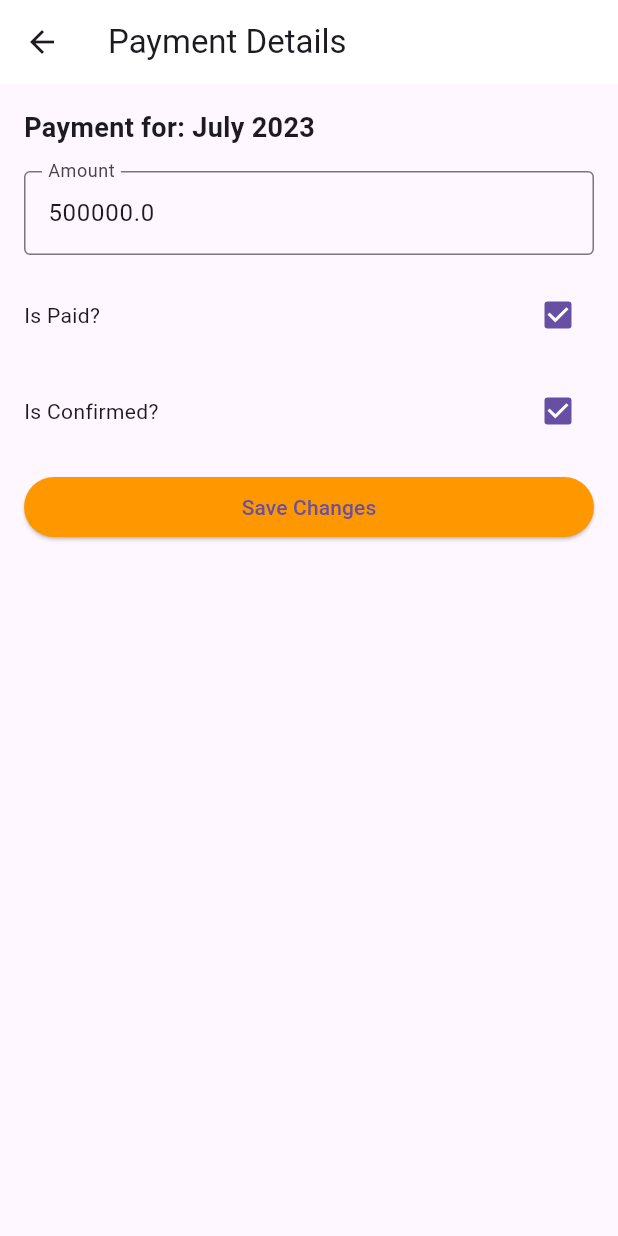
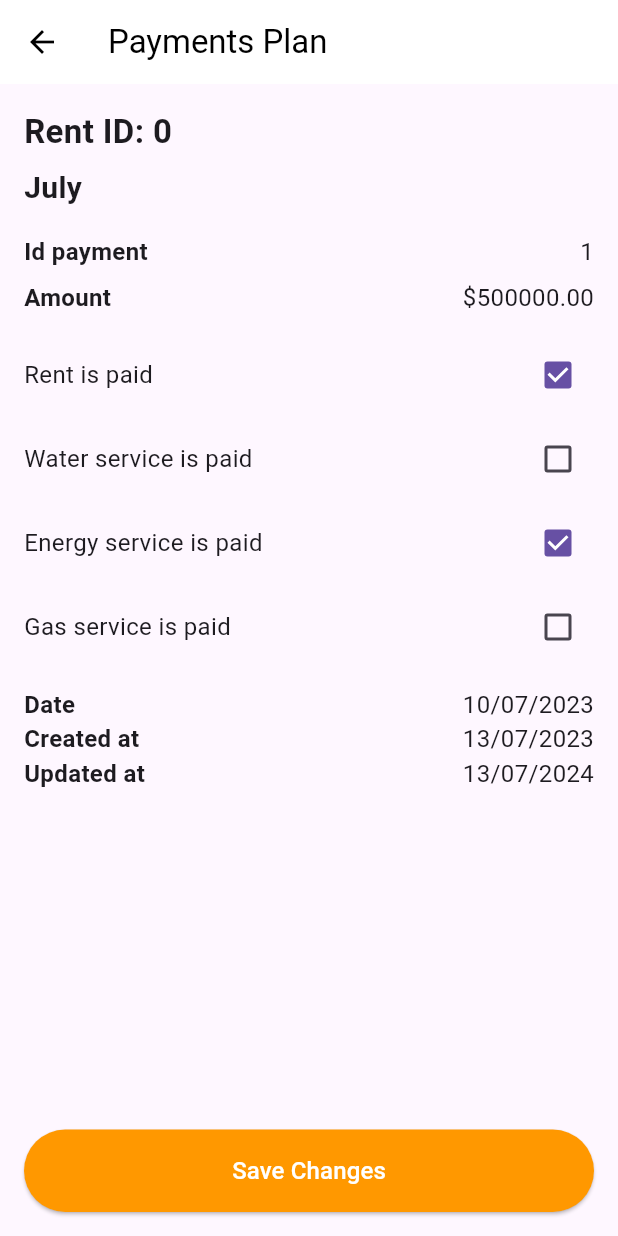
Before and after one commit to castrodiegoa/prometheus_app, a Flutter app: the PaymentMonthDetail screen opened directly with sample values from the repository, on a phone screen of 412 x 824 dp. Run offline on Flutter 3.47's test engine with Material 3 defaults, Android fonts, the phone set to English and light mode, and no system bars; our stand-ins replace cloud_firestore, firebase_auth, firebase_core, get, get_storage; accounts and stored records are empty.

```diff
--- a/lib/database/mock_data.dart
+++ b/lib/database/mock_data.dart
@@ -1,4 +1,3 @@
-// mock_data.dart
 class Payment {
   final int id;
   final DateTime date;
@@ -8,6 +7,8 @@ class Payment {
   final bool isEnergyPaid;
   final bool isGasPaid;
   final int idRent;
+  final DateTime createdAt;
+  final DateTime updatedAt;
 
   Payment({
     required this.id,
@@ -18,6 +19,8 @@ class Payment {
     required this.isEnergyPaid,
     required this.isGasPaid,
     required this.idRent,
+    required this.createdAt,
+    required this.updatedAt,
   });
 }
 
@@ -31,6 +34,8 @@ List<Payment> payments = [
     isEnergyPaid: true,
     isGasPaid: false,
     idRent: 90410,
+    createdAt: DateTime(2023, 7, 13), // Fecha de creación
+    updatedAt: DateTime(2024, 7, 13), // Fecha de actualización
   ),
   Payment(
     id: 2,
@@ -41,6 +46,8 @@ List<Payment> payments = [
     isEnergyPaid: false,
     isGasPaid: false,
     idRent: 90412,
+    createdAt: DateTime(2023, 9, 20), // Fecha de creación
+    updatedAt: DateTime(2024, 9, 20), // Fecha de actualización
   ),
   Payment(
     id: 3,
@@ -51,5 +58,7 @@ List<Payment> payments = [
     isEnergyPaid: true,
     isGasPaid: true,
     idRent: 90415,
+    createdAt: DateTime(2023, 12, 25), // Fecha de creación
+    updatedAt: DateTime(2024, 12, 25), // Fecha de actualización
   ),
 ];
--- a/lib/pages/payment_month_detail_3.dart
+++ b/lib/pages/payment_month_detail_3.dart
@@ -4,8 +4,11 @@ import 'package:prometheus_app/database/mock_data.dart';
 
 class PaymentMonthDetail extends StatefulWidget {
   final Payment payment;
+  final int rentId;
 
-  const PaymentMonthDetail({Key? key, required this.payment}) : super(key: key);
+  const PaymentMonthDetail(
+      {Key? key, required this.payment, required this.rentId})
+      : super(key: key);
 
   @override
   _PaymentMonthDetailState createState() => _PaymentMonthDetailState();
@@ -13,15 +16,19 @@ class PaymentMonthDetail extends StatefulWidget {
 
 class _PaymentMonthDetailState extends State<PaymentMonthDetail> {
   late double amount;
-  late bool isPaid;
-  late bool isConfirmed;
+  late bool rentPaid;
+  late bool waterPaid;
+  late bool energyPaid;
+  late bool gasPaid;
 
   @override
   void initState() {
     super.initState();
     amount = widget.payment.amount;
-    isPaid = widget.payment.isRentPaid;
-    isConfirmed = widget.payment.isEnergyPaid;
+    rentPaid = widget.payment.isRentPaid;
+    waterPaid = widget.payment.isWaterPaid;
+    energyPaid = widget.payment.isEnergyPaid;
+    gasPaid = widget.payment.isGasPaid;
   }
 
   @override
@@ -34,8 +41,9 @@ class _PaymentMonthDetailState extends State<PaymentMonthDetail> {
             Navigator.pop(context);
           },
         ),
-        title: const Text('Payment Details'),
+        title: const Text('Payments Plan'),
         backgroundColor: Colors.white,
+        foregroundColor: Colors.black,
         elevation: 0,
       ),
       body: SafeArea(
@@ -44,78 +52,84 @@ class _PaymentMonthDetailState extends State<PaymentMonthDetail> {
           child: Column(
             crossAxisAlignment: CrossAxisAlignment.start,
             children: [
+              // Rent ID and Month
               Text(
-                'Payment for: ${DateFormat('MMMM yyyy').format(widget.payment.date)}',
+                'Rent ID: ${widget.rentId}',
                 style: const TextStyle(
-                    fontWeight: FontWeight.bold, fontSize: 18.0),
+                    fontWeight: FontWeight.bold, fontSize: 22.0),
+              ),
+              const SizedBox(height: 8.0),
+              Text(
+                DateFormat('MMMM').format(widget.payment.date),
+                style: const TextStyle(
+                    fontWeight: FontWeight.bold, fontSize: 20.0),
               ),
               const SizedBox(height: 16.0),
 
-              // Monto del pago
-              TextField(
-                decoration: const InputDecoration(
-                  labelText: 'Amount',
-                  border: OutlineInputBorder(),
-                ),
-                keyboardType: TextInputType.number,
-                onChanged: (value) {
-                  setState(() {
-                    amount = double.tryParse(value) ?? widget.payment.amount;
-                  });
-                },
-                controller: TextEditingController(
-                  text: amount.toString(),
-                ),
-              ),
+              // Payment details
+              _buildDetailRow('Id payment', widget.payment.id.toString()),
+              const SizedBox(height: 8.0),
+              _buildDetailRow('Amount', '\$${amount.toStringAsFixed(2)}'),
               const SizedBox(height: 16.0),
 
-              // Checkbox para isPaid
-              Row(
-                mainAxisAlignment: MainAxisAlignment.spaceBetween,
-                children: [
-                  const Text('Is Paid?'),
-                  Checkbox(
-                    value: isPaid,
-                    onChanged: (value) {
-                      setState(() {
-                        isPaid = value!;
-                      });
-                    },
-                  ),
-                ],
-              ),
+              // Rent is paid checkbox
+              _buildCheckboxRow('Rent is paid', rentPaid, (value) {
+                setState(() {
+                  rentPaid = value!;
+                });
+              }),
+              const SizedBox(height: 8.0),
+
+              // Water service checkbox
+              _buildCheckboxRow('Water service is paid', waterPaid, (value) {
+                setState(() {
+                  waterPaid = value!;
+                });
+              }),
+              const SizedBox(height: 8.0),
+
+              // Energy service checkbox
+              _buildCheckboxRow('Energy service is paid', energyPaid, (value) {
+                setState(() {
+                  energyPaid = value!;
+                });
+              }),
+              const SizedBox(height: 8.0),
+
+              // Gas service checkbox
+              _buildCheckboxRow('Gas service is paid', gasPaid, (value) {
+                setState(() {
+                  gasPaid = value!;
+                });
+              }),
               const SizedBox(height: 16.0),
 
-              // Checkbox para isConfirmed
-              Row(
-                mainAxisAlignment: MainAxisAlignment.spaceBetween,
-                children: [
-                  const Text('Is Confirmed?'),
-                  Checkbox(
-                    value: isConfirmed,
-                    onChanged: (value) {
-                      setState(() {
-                        isConfirmed = value!;
-                      });
-                    },
-                  ),
-                ],
-              ),
-              const SizedBox(height: 16.0),
+              // Date details
+              _buildDetailRow(
+                  'Date', DateFormat('dd/MM/yyyy').format(widget.payment.date)),
+              _buildDetailRow('Created at',
+                  DateFormat('dd/MM/yyyy').format(widget.payment.createdAt)),
+              _buildDetailRow('Updated at',
+                  DateFormat('dd/MM/yyyy').format(widget.payment.updatedAt)),
 
-              // Botón para guardar cambios
+              const Spacer(),
+
+              // Save Changes button
               SizedBox(
                 width: double.infinity,
                 child: ElevatedButton(
                   onPressed: () {
-                    // Acción para guardar los cambios
-                    // Aquí podrías actualizar la base de datos o el estado de la app
+                    // Save action
                     Navigator.pop(context);
                   },
                   style: ElevatedButton.styleFrom(
                     backgroundColor: Colors.orange,
+                    padding: const EdgeInsets.symmetric(vertical: 16.0),
                   ),
-                  child: const Text('Save Changes'),
+                  child: const Text(
+                    'Save Changes',
+                    style: TextStyle(color: Colors.white, fontSize: 16.0),
+                  ),
                 ),
               ),
             ],
@@ -124,4 +138,31 @@ class _PaymentMonthDetailState extends State<PaymentMonthDetail> {
       ),
     );
   }
+
+  Widget _buildDetailRow(String label, String value) {
+    return Row(
+      mainAxisAlignment: MainAxisAlignment.spaceBetween,
+      children: [
+        Text(
+          label,
+          style: const TextStyle(fontWeight: FontWeight.bold, fontSize: 16.0),
+        ),
+        Text(value, style: const TextStyle(fontSize: 16.0)),
+      ],
+    );
+  }
+
+  Widget _buildCheckboxRow(
+      String label, bool value, Function(bool?) onChanged) {
+    return Row(
+      mainAxisAlignment: MainAxisAlignment.spaceBetween,
+      children: [
+        Text(label, style: const TextStyle(fontSize: 16.0)),
+        Checkbox(
+          value: value,
+          onChanged: onChanged,
+        ),
+      ],
+    );
+  }
 }
--- a/lib/pages/payments_plan_details_2.dart
+++ b/lib/pages/payments_plan_details_2.dart
@@ -65,7 +65,8 @@ class PaymentPlanDetails extends StatelessWidget {
                       subtitle: Text(amount),
                       onTap: () {
                         // Navegar a la vista de detalle del mes
-                        Get.to(() => PaymentMonthDetail(payment: payment));
+                        Get.to(() => PaymentMonthDetail(
+                            payment: payment, rentId: rentId));
                       },
                     );
                   },
```
Also changed, not shown: lib/pages/auth/login_page.dart (+6 -18 lines), lib/pages/auth/register_page.dart (+73 -36 lines), lib/pages/profile_page.dart (+135 -50 lines), lib/widgets/custom_button.dart (added, +46 -0 lines).
